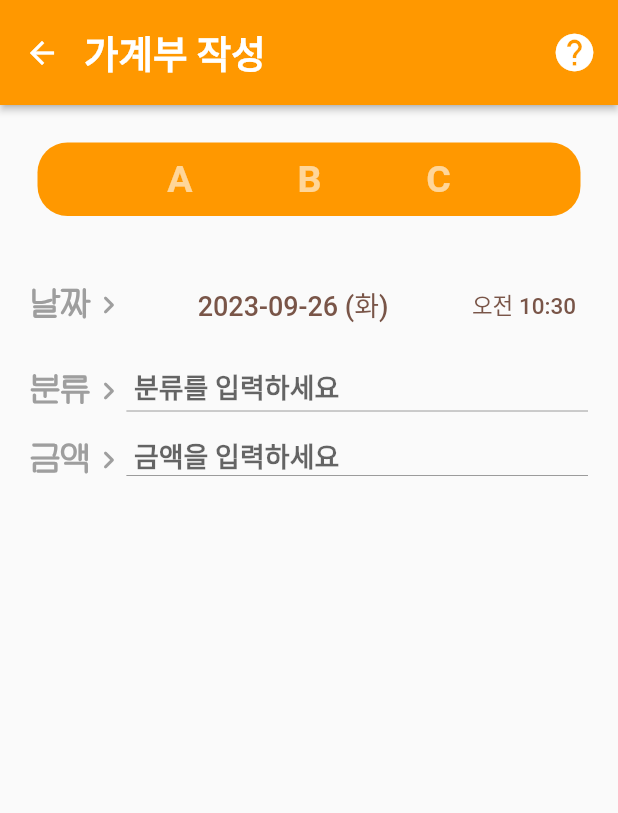
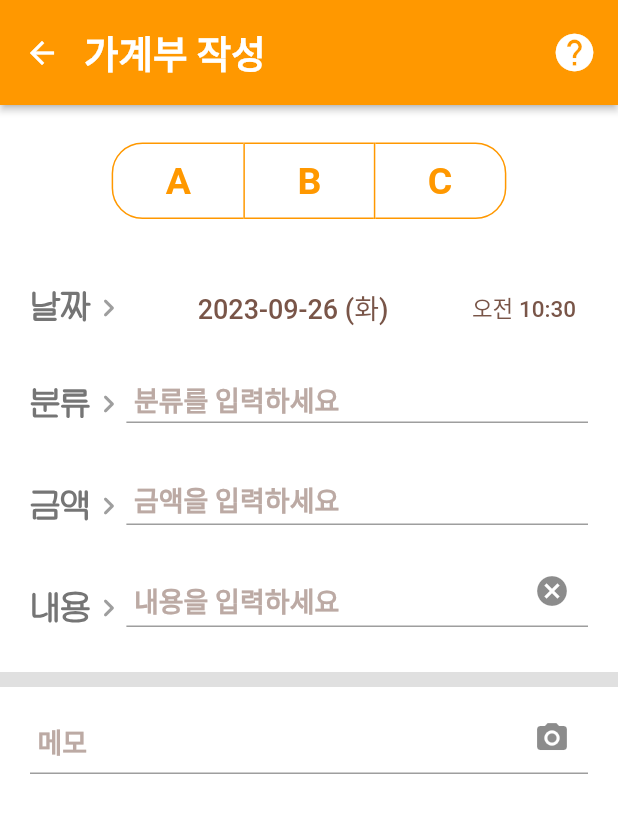
Before and after one commit to Kimhanyeol/ABC_Money_Diary, a Flutter app: the WriteDiaryScreen screen opened directly, on a phone screen of 412 x 824 dp. Shown: the top 813 px of the screen. Run offline on Flutter 3.47's test engine with Material 2 defaults, Android fonts, the phone set to English and light mode, and no system bars; our stand-ins replace currency_text_input_formatter, table_calendar; Roboto replaces fonts that are missing (ABCdiary, Yeongdeok-Sea).

Commit message:
[Add] write diary screen - 내용, 메모 ABC 버튼 디자인 수정, 내용 부분 및 메모 부분 구현

```diff
--- a/lib/screens/write_diary_screen.dart
+++ b/lib/screens/write_diary_screen.dart
@@ -3,7 +3,6 @@ import 'package:flutter/services.dart';
 import 'package:intl/intl.dart';
 
 import 'package:currency_text_input_formatter/currency_text_input_formatter.dart';
-import 'package:intl/date_symbol_data_local.dart';
 
 class WriteDiaryScreen extends StatefulWidget {
   const WriteDiaryScreen({super.key});
@@ -101,6 +100,12 @@ class _WriteDiaryScreenState extends State<WriteDiaryScreen> {
     }
   }
 
+  //내용 부분 컨트롤러
+  final TextEditingController _ContentTextEditingController = TextEditingController();
+
+  //메모 부분 컨트롤러
+  final TextEditingController _MemoTextEditingController = TextEditingController();
+
   @override
   void initState() {
     isSelected = [aButton, bButton, cButton];
@@ -131,6 +136,7 @@ class _WriteDiaryScreenState extends State<WriteDiaryScreen> {
   @override
   Widget build(BuildContext context) {
     return Scaffold(
+      backgroundColor: Colors.white,
       appBar: AppBar(
         //스테이터스바 투명하게 만드는 부분
         systemOverlayStyle: SystemUiOverlayStyle(
@@ -170,28 +176,30 @@ class _WriteDiaryScreenState extends State<WriteDiaryScreen> {
           ),
         ],
       ),
-      body: Column(
+      body: SingleChildScrollView(
+        child: Column(
           children: [
             //ABC 선택하는 부분
             Container(
               alignment: Alignment.center,
-            margin: EdgeInsets.symmetric(vertical: 25, horizontal: 25),
+              margin: EdgeInsets.symmetric(vertical: 25, horizontal: 30),
               decoration: BoxDecoration(
-              color: Colors.orange,
-              borderRadius: BorderRadius.all(
-                Radius.circular(20),
-              ),
+                color: Colors.white,
               ),
               child: ToggleButtons(
-              renderBorder: false,
+                borderRadius: BorderRadius.circular(20),
+                //선택한 버튼의 테두리 색
+                selectedBorderColor: Colors.orange,
+                //테두리 색
+                borderColor: Colors.orange,
+                //선택한 버튼의 배경색
                 fillColor: Colors.orange,
-              //선택한 버튼의 배경색
-              color: Colors.white.withOpacity(0.6),
                 //기본 버튼들의 글자색
+                color: Colors.orange,
+                //선택한 버튼의 글자색
                 selectedColor: Colors.white,
-              //선택한 버튼의 글자색
+                //터치 이펙트 색
                 splashColor: Colors.white30,
-              //터치 이펙트 색
                 isSelected: isSelected,
                 onPressed: onTapToggleButton,
                 children: [
@@ -202,7 +210,7 @@ class _WriteDiaryScreenState extends State<WriteDiaryScreen> {
                       style: TextStyle(
                         fontSize: 25,
                         fontWeight: FontWeight.w600,
-                      fontFamily: "ABCdiary",
+                        fontFamily: "Yeongdeok-Sea",
                       ),
                     ),
                   ),
@@ -213,7 +221,7 @@ class _WriteDiaryScreenState extends State<WriteDiaryScreen> {
                       style: TextStyle(
                         fontSize: 25,
                         fontWeight: FontWeight.w600,
-                      fontFamily: "ABCdiary",
+                        fontFamily: "Yeongdeok-Sea",
                       ),
                     ),
                   ),
@@ -224,7 +232,7 @@ class _WriteDiaryScreenState extends State<WriteDiaryScreen> {
                       style: TextStyle(
                         fontSize: 25,
                         fontWeight: FontWeight.w600,
-                      fontFamily: "ABCdiary",
+                        fontFamily: "Yeongdeok-Sea",
                       ),
                     ),
                   ),
@@ -235,7 +243,7 @@ class _WriteDiaryScreenState extends State<WriteDiaryScreen> {
             //날짜 선택하는 부분
             Container(
               alignment: Alignment.center,
-            margin: EdgeInsets.symmetric(vertical: 10, horizontal: 20),
+              margin: EdgeInsets.fromLTRB(20, 10, 20, 0),
               child: Row(
                 mainAxisAlignment: MainAxisAlignment.spaceBetween,
                 children: [
@@ -248,7 +256,7 @@ class _WriteDiaryScreenState extends State<WriteDiaryScreen> {
                             fontFamily: "HakgyoansimWoojuR",
                             fontWeight: FontWeight.w600,
                             fontSize: 25,
-                          color: Colors.grey,
+                            color: Colors.grey.shade600,
                           ),
                         ),
                         Icon(Icons.chevron_right_rounded, color: Colors.grey),
@@ -262,10 +270,7 @@ class _WriteDiaryScreenState extends State<WriteDiaryScreen> {
                     child: Text(
                       getToday(),
                       style: TextStyle(
-                      //decoration: TextDecoration.underline,
-                      //fontFamily: "HakgyoansimWoojuR",
                         fontSize: 18,
-                      //fontWeight: FontWeight.w600,
                         color: Colors.brown,
                       ),
                     ),
@@ -277,10 +282,7 @@ class _WriteDiaryScreenState extends State<WriteDiaryScreen> {
                     child: Text(
                       getTimeNow(),
                       style: TextStyle(
-                      //decoration: TextDecoration.underline,
-                      //fontFamily: "HakgyoansimWoojuR",
                         fontSize: 15,
-                      //fontWeight: FontWeight.w600,
                         color: Colors.brown,
                       ),
                     ),
@@ -292,9 +294,10 @@ class _WriteDiaryScreenState extends State<WriteDiaryScreen> {
             //분류 선택하는 부분
             Container(
               alignment: Alignment.center,
-            margin: EdgeInsets.symmetric(vertical: 10, horizontal: 20),
+              margin: EdgeInsets.fromLTRB(20, 5, 20, 10),
               child: Row(
                 mainAxisAlignment: MainAxisAlignment.spaceBetween,
+                crossAxisAlignment: CrossAxisAlignment.end,
                 children: [
                   SizedBox(
                     child: Row(
@@ -305,7 +308,7 @@ class _WriteDiaryScreenState extends State<WriteDiaryScreen> {
                             fontFamily: "HakgyoansimWoojuR",
                             fontWeight: FontWeight.w600,
                             fontSize: 25,
-                          color: Colors.grey,
+                            color: Colors.grey.shade600,
                           ),
                         ),
                         Icon(Icons.chevron_right_rounded, color: Colors.grey),
@@ -317,9 +320,12 @@ class _WriteDiaryScreenState extends State<WriteDiaryScreen> {
                       decoration: InputDecoration(
                         labelText: '분류를 입력하세요',
                         hintText: 'ex) 식비, 교통비...',
+                        alignLabelWithHint: true,
+                        labelStyle: TextStyle(color: Colors.brown.shade200),
+                        hintStyle: TextStyle(color: Colors.brown.shade200),
 
                         //텍스트 필드 내에 여백이 싹 사라짐
-                      isCollapsed: true,
+                        //isCollapsed: true,
 
                         //텍스트를 입력하면 라벨 텍스트는 안보이게 만드는 코드
                         floatingLabelBehavior: FloatingLabelBehavior.never,
@@ -345,6 +351,7 @@ class _WriteDiaryScreenState extends State<WriteDiaryScreen> {
               margin: EdgeInsets.symmetric(vertical: 10, horizontal: 20),
               child: Row(
                 mainAxisAlignment: MainAxisAlignment.spaceBetween,
+                crossAxisAlignment: CrossAxisAlignment.end,
                 children: [
                   SizedBox(
                     child: Row(
@@ -355,7 +362,7 @@ class _WriteDiaryScreenState extends State<WriteDiaryScreen> {
                             fontFamily: "HakgyoansimWoojuR",
                             fontWeight: FontWeight.w600,
                             fontSize: 25,
-                          color: Colors.grey,
+                            color: Colors.grey.shade600,
                           ),
                         ),
                         Icon(Icons.chevron_right_rounded, color: Colors.grey),
@@ -371,17 +378,15 @@ class _WriteDiaryScreenState extends State<WriteDiaryScreen> {
                       inputFormatters: <TextInputFormatter>[
                         FilteringTextInputFormatter.digitsOnly,
                         CurrencyTextInputFormatter(
-                        locale: 'ko',
-                        decimalDigits: 0,
-                        symbol: '￦ '
-                      )
+                            locale: 'ko', decimalDigits: 0, symbol: '￦ ')
                       ],
 
                       decoration: InputDecoration(
                         labelText: '금액을 입력하세요',
-
+                        alignLabelWithHint: true,
+                        labelStyle: TextStyle(color: Colors.brown.shade200),
                         //텍스트 필드 내에 여백이 싹 사라짐
-                      isCollapsed: true,
+                        //isCollapsed: true,
 
                         //텍스트를 입력하면 라벨 텍스트는 안보이게 만드는 코드
                         floatingLabelBehavior: FloatingLabelBehavior.never,
@@ -401,7 +406,124 @@ class _WriteDiaryScreenState extends State<WriteDiaryScreen> {
               ),
             ),
 
+            //내용 입력하는 부분
+            Container(
+              alignment: Alignment.center,
+              margin: EdgeInsets.fromLTRB(20, 10, 20, 30),
+              child: Row(
+                mainAxisAlignment: MainAxisAlignment.spaceBetween,
+                crossAxisAlignment: CrossAxisAlignment.end,
+                children: [
+                  SizedBox(
+                    child: Row(
+                      children: [
+                        Text(
+                          '내용',
+                          style: TextStyle(
+                            fontFamily: "HakgyoansimWoojuR",
+                            fontWeight: FontWeight.w600,
+                            fontSize: 25,
+                            color: Colors.grey.shade600,
+                          ),
+                        ),
+                        Icon(Icons.chevron_right_rounded, color: Colors.grey),
                       ],
+                    ),
+                  ),
+                  Flexible(
+                    child: TextField(
+                      controller: _ContentTextEditingController,
+                      decoration: InputDecoration(
+                        labelText: '내용을 입력하세요',
+                        hintText: 'ex) 점심 값, 군것질...',
+                        alignLabelWithHint: true,
+                        labelStyle: TextStyle(color: Colors.brown.shade200),
+                        hintStyle: TextStyle(color: Colors.brown.shade200),
+
+                        //한 번에 내용 삭제 하는 아이콘(suffixIcon이 오른쪽)
+                        suffixIcon: GestureDetector(
+                          onTap: () => _ContentTextEditingController.clear(),
+                          child: Icon(
+                            Icons.cancel,
+                          ),
+                        ),
+
+                        //텍스트 필드 내에 여백이 싹 사라짐
+                        //isCollapsed: true,
+
+                        //텍스트를 입력하면 라벨 텍스트는 안보이게 만드는 코드
+                        floatingLabelBehavior: FloatingLabelBehavior.never,
+                        contentPadding: EdgeInsets.symmetric(
+                          vertical: 0,
+                          horizontal: 5,
+                        ),
+                      ),
+                      style: TextStyle(
+                        color: Colors.brown,
+                        fontSize: 18,
+                        fontWeight: FontWeight.w600,
+                      ),
+                    ),
+                  ),
+                ],
+              ),
+            ),
+
+            //필수 항목과 선택 항목 구분선
+            Container(
+              height: 10,
+              color: Colors.grey.shade300,
+            ),
+
+            //메모 입력하는 부분
+            Container(
+              alignment: Alignment.center,
+              margin: EdgeInsets.fromLTRB(20, 10, 20, 30),
+              child: Row(
+                mainAxisAlignment: MainAxisAlignment.spaceBetween,
+                crossAxisAlignment: CrossAxisAlignment.end,
+                children: [
+                  Flexible(
+                    child: TextField(
+                      controller: _MemoTextEditingController,
+                      decoration: InputDecoration(
+                        labelText: '메모',
+                        alignLabelWithHint: true,
+                        labelStyle: TextStyle(color: Colors.brown.shade200),
+
+                        //오른쪽 아이콘
+                        suffixIcon: GestureDetector(
+                          onTap: () {
+                          },
+                          child: Icon(
+                            Icons.camera_alt,
+                          ),
+                        ),
+
+                        //텍스트 필드 내에 여백이 싹 사라짐
+                        //isCollapsed: true,
+
+                        //텍스트를 입력하면 라벨 텍스트는 안보이게 만드는 코드
+                        floatingLabelBehavior: FloatingLabelBehavior.never,
+                        contentPadding: EdgeInsets.symmetric(
+                          vertical: 0,
+                          horizontal: 5,
+                        ),
+                      ),
+                      style: TextStyle(
+                        color: Colors.brown,
+                        fontSize: 18,
+                        fontWeight: FontWeight.w600,
+                      ),
+                    ),
+                  ),
+                ],
+              ),
+            ),
+
+
+          ],
+        ),
       ),
     );
   }
```
Lines whose indentation alone changed are shown as unchanged.
